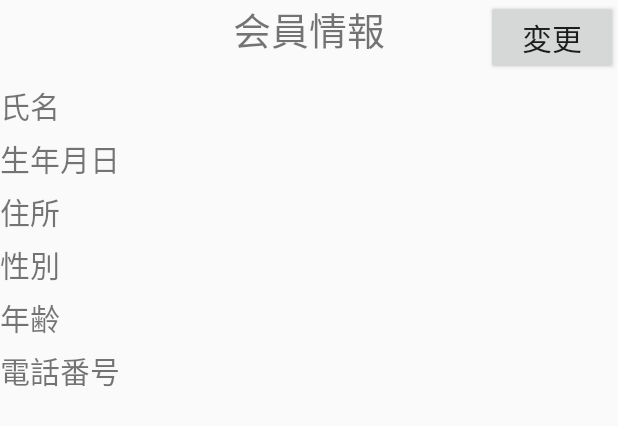
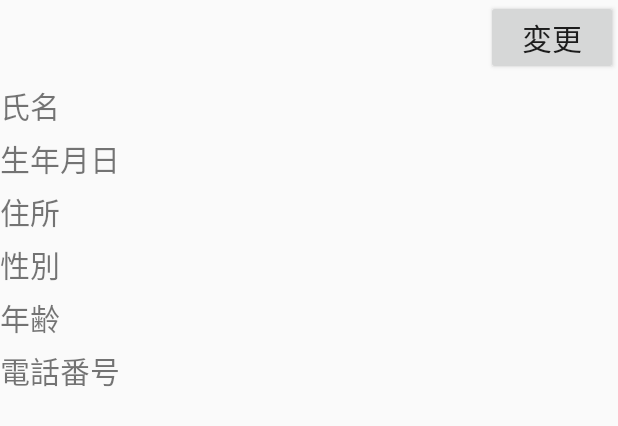
Before and after one commit to tiger19816/u22_team_a_android, an Android app: the layout fragment_tab_page1.xml on its own in the app's theme, with its tools: preview values and no code run, on a phone screen of 412 x 824 dp. Shown: the top 426 px of the screen. Run offline under Robolectric (Android 15) with nearby library versions, the phone set to English and light mode, and no system bars.

Commit message:
title change

```diff
--- a/U22TeamA/app/src/main/res/layout/fragment_tab_page1.xml
+++ b/U22TeamA/app/src/main/res/layout/fragment_tab_page1.xml
@@ -8,15 +8,6 @@ android:orientation="vertical">
     <FrameLayout
         android:layout_width="match_parent"
         android:layout_height="wrap_content">
-        <TextView
-            android:id="@+id/tvTabText"
-            android:layout_width="match_parent"
-            android:layout_height="wrap_content"
-            android:layout_gravity="left"
-            android:gravity="center_horizontal"
-            android:text="@string/tv_mypage_title"
-            android:textSize="25sp"/>
-
         <Button
             android:layout_width="wrap_content"
             android:layout_height="wrap_content"
```
Also changed, not shown: U22TeamA/app/src/main/res/layout/fragment_tab_page2.xml (+0 -11 lines).
